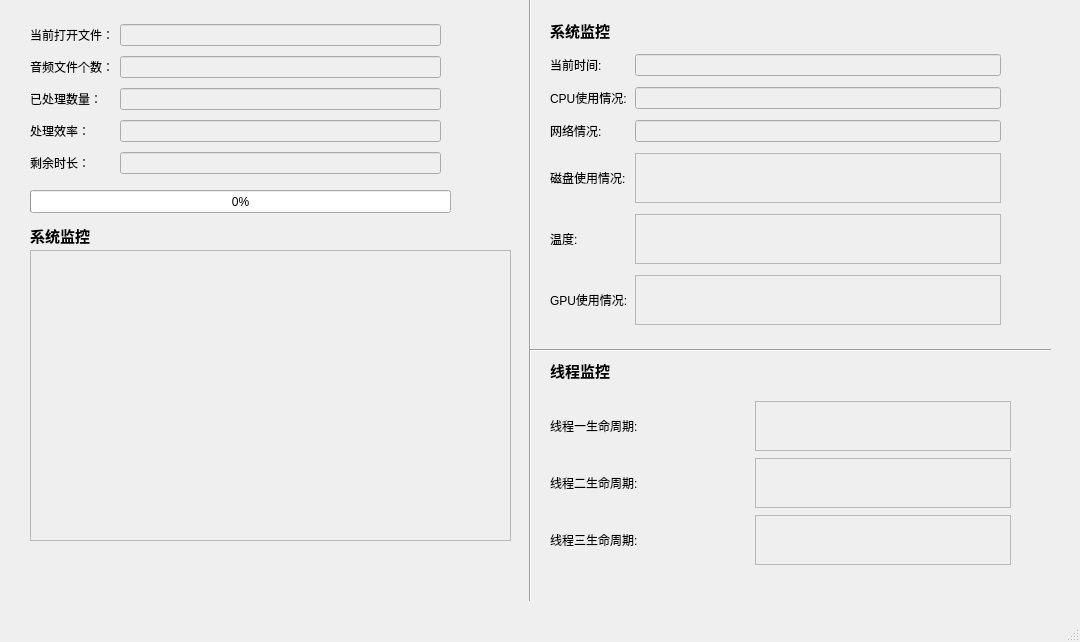
Qt form pyQt/mainframepkg/mainFrame.ui (ZhihaoPan/PyQt) before a commit.
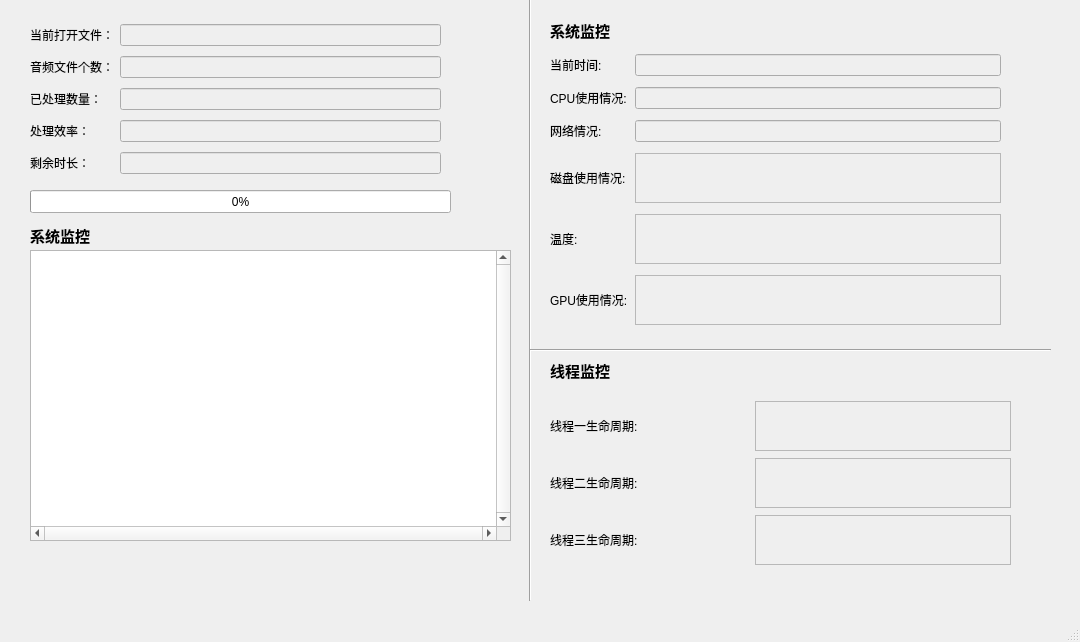
The same form after that commit.

Patch:
```diff
--- a/pyQt/mainframepkg/mainFrame.ui
+++ b/pyQt/mainframepkg/mainFrame.ui
@@ -2,6 +2,9 @@
 <ui version="4.0">
  <class>MainWindow</class>
  <widget class="QMainWindow" name="MainWindow">
+  <property name="enabled">
+   <bool>true</bool>
+  </property>
   <property name="geometry">
    <rect>
     <x>0</x>
@@ -42,7 +45,7 @@
    </widget>
    <widget class="QPlainTextEdit" name="plainTextEdit">
     <property name="enabled">
-     <bool>false</bool>
+     <bool>true</bool>
     </property>
     <property name="geometry">
      <rect>
@@ -52,6 +55,12 @@
       <height>291</height>
      </rect>
     </property>
+    <property name="verticalScrollBarPolicy">
+     <enum>Qt::ScrollBarAlwaysOn</enum>
+    </property>
+    <property name="horizontalScrollBarPolicy">
+     <enum>Qt::ScrollBarAlwaysOn</enum>
+    </property>
    </widget>
    <widget class="Line" name="line_2">
     <property name="geometry">
```
